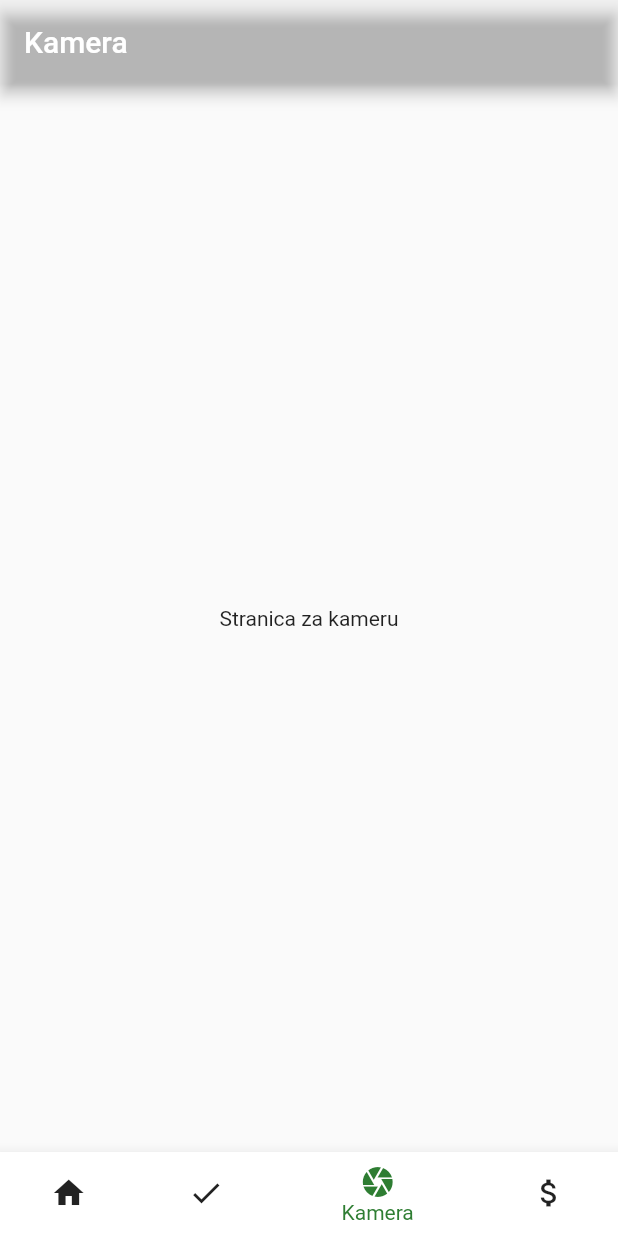
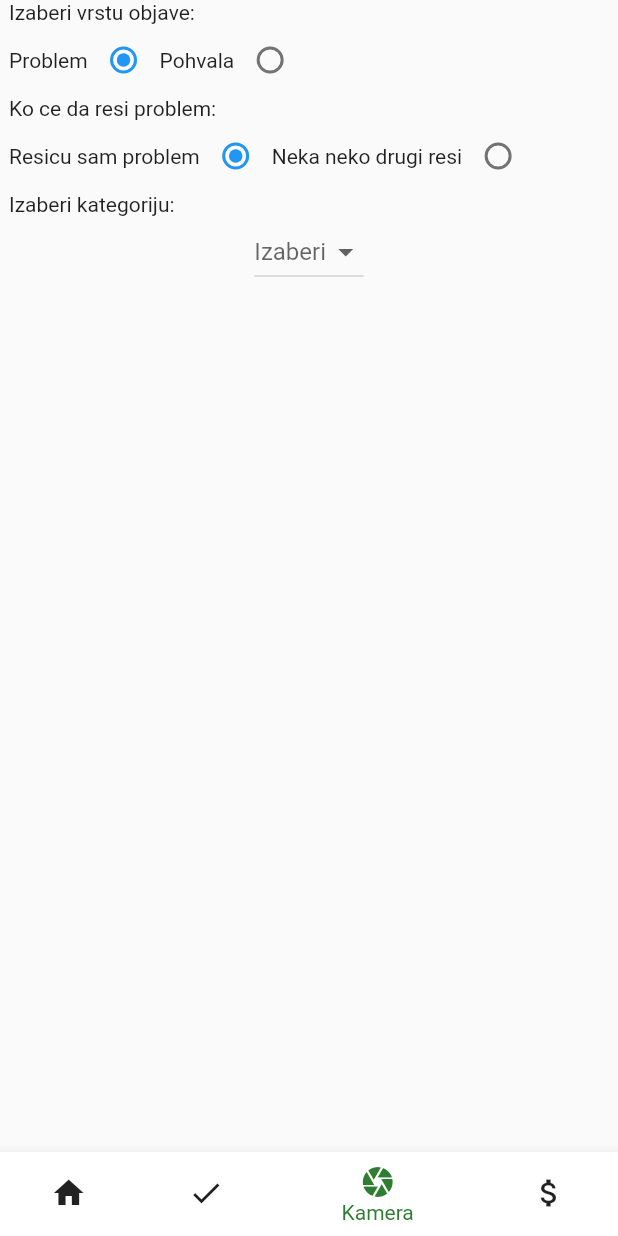
Before and after one commit to lavops/MojGrad, a Flutter app: the screen it shows after launch, item 3 of the bottom bar chosen, on a phone screen of 412 x 824 dp. Run offline on Flutter 3.47's test engine with Material 2 defaults, Android fonts, the phone set to English and light mode, and no system bars.

Commit message:
Pocetak dodavanja objave

```diff
--- /dev/null
+++ b/App/Frontend/lib/models/categories.dart
@@ -0,0 +1,14 @@
+class Category{
+  int id;
+  String name;
+
+  Category(this.id, this.name);
+
+  static List<Category> getCategories(){
+    return <Category>[
+      Category(1,'Smece'),
+      Category(2,'Otpad'),
+      Category(3,'Drugo'),
+    ];
+  }
+}
--- a/App/Frontend/lib/ui/CameraPage.dart
+++ b/App/Frontend/lib/ui/CameraPage.dart
@@ -1,4 +1,5 @@
 import 'package:flutter/material.dart';
+import 'package:frontend/models/categories.dart';
 
 class CameraPage extends StatefulWidget {
   @override
@@ -6,16 +7,97 @@ class CameraPage extends StatefulWidget {
 }
 
 class _CameraPageState extends State<CameraPage> {
+
+  int _vrstaObjave = 1;
+  int _problemResava = 1;
+  int _kategorijaProblema = 1;
+  List<Category> _categories = Category.getCategories();
+  Category category;
   @override
   Widget build(BuildContext context) {
-    return Scaffold(
-      appBar: AppBar(
-	backgroundColor: Colors.transparent,
-        title: Text('Kamera'),
-      ),
-      body: Center(
-        child: Text("Stranica za kameru"),
-      ),
+
+    final vrstaObjave = Row(
+      children: <Widget>[
+        Text("Problem"),
+        Radio(
+          value: 1,
+          groupValue: _vrstaObjave,
+          onChanged: (int value) {
+            setState(() {
+              _vrstaObjave = value;
+            });
+          },
+        ),
+        Text("Pohvala"),
+        Radio(
+          value: 2,
+          groupValue: _vrstaObjave,
+          onChanged: (int value) {
+            setState(() {
+              _vrstaObjave = value;
+            });
+          },
+        ),
+      ],
+    );
+
+    final problemResava = Row(
+      children: <Widget>[
+        Text("Resicu sam problem"),
+        Radio(
+          value: 1,
+          groupValue: _problemResava,
+          onChanged: (int value) {
+            setState(() {
+              _problemResava = value;
+            });
+          },
+        ),
+        Text("Neka neko drugi resi"),
+        Radio(
+          value: 2,
+          groupValue: _problemResava,
+          onChanged: (int value) {
+            setState(() {
+              _problemResava = value;
+            });
+          },
+        ),
+      ],
+    );
+
+    final _dropDown = DropdownButton<Category>(
+      hint:  Text("Izaberi"),
+      value: category,
+      onChanged: (Category Value) {
+        setState(() {
+          category = Value;
+        });
+      },
+      items: _categories.map((Category option) {
+        return  DropdownMenuItem<Category>(
+          value: option,
+          child: Text(option.name),
+        );
+      }).toList(),
+    );
+
+    return Center(
+      child:Container(
+        width: 400,
+        child: Column(
+          children: <Widget>[
+            Align(alignment: Alignment.topLeft, child: Text("Izaberi vrstu objave: ")),
+            vrstaObjave,
+            if(_vrstaObjave == 1)...[
+              Align(alignment: Alignment.topLeft, child: Text("Ko ce da resi problem: ")),
+              problemResava,
+              Align(alignment: Alignment.topLeft, child: Text("Izaberi kategoriju: ")),
+              _dropDown
+            ],
+          ],
+        ),
+      )
     );
   }
 }
--- a/App/Frontend/lib/ui/splash.page.dart
+++ b/App/Frontend/lib/ui/splash.page.dart
@@ -17,7 +17,7 @@ class _SplashPageState extends State<SplashPage>{
   void initState(){
     super.initState();
     Future.delayed(
-      Duration(seconds: 5),
+      Duration(seconds: 2),
       () {
         Navigator.pushReplacement(
           context,
--- a/App/Frontend/pubspec.yaml
+++ b/App/Frontend/pubspec.yaml
@@ -14,12 +14,13 @@ description: A new Flutter project.
 version: 1.0.0+1
 
 environment:
-  sdk: ">=2.1.0 <3.0.0"
+  sdk: ">=2.5.0 <3.0.0"
 
 dependencies:
   flutter:
     sdk: flutter
   http: ^0.12.0+4
+  image_picker: ^0.6.1+4
 
   # The following adds the Cupertino Icons font to your application.
   # Use with the CupertinoIcons class for iOS style icons.
```
Also changed, not shown: App/Frontend/pubspec.lock.
